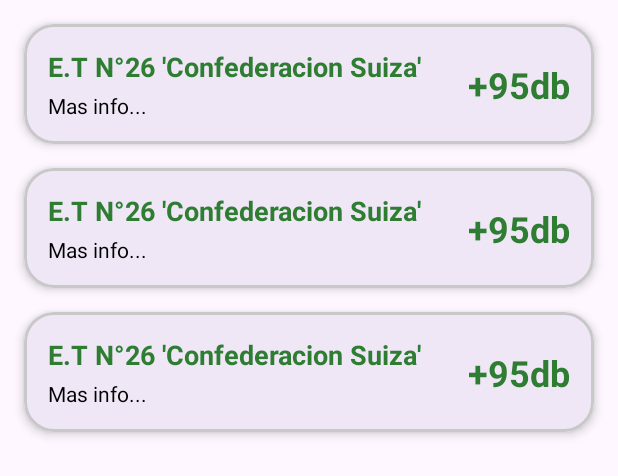
After one commit to SPYROBO/Alt-Suiza, an Android app: the layout fragment_escuelas_list.xml on its own in the app's theme, with its tools: preview values and no code run, on a phone screen of 412 x 824 dp. The commit adds this screen. Shown: the top 476 px of the screen. Run offline under Robolectric (Android 15) with nearby library versions, the phone set to English and light mode, and no system bars; network calls fail.

Commit message:
Subo cambios

```diff
--- /dev/null
+++ b/app/src/main/res/layout/fragment_escuelas_list.xml
@@ -0,0 +1,21 @@
+<?xml version="1.0" encoding="utf-8"?>
+
+<!-- SE ALINEAN LOS OBJETOS VERTICALMENTE -->
+
+<LinearLayout xmlns:android="http://schemas.android.com/apk/res/android"
+    xmlns:tools="http://schemas.android.com/tools"
+    android:layout_width="match_parent"
+    android:layout_height="match_parent"
+    android:orientation="vertical"
+    tools:context=".EscuelasListFragment">
+
+    <!-- CONTIENE UN RECYCLERVIEW encargado de mostrar la lista -->
+    <androidx.recyclerview.widget.RecyclerView
+        android:id="@+id/recycler_view_escuelas"
+        android:layout_width="match_parent"
+        android:layout_height="match_parent"
+        android:clipToPadding="false"
+        android:paddingVertical="8dp"
+        tools:listitem="@layout/item_escuela_card" />
+
+</LinearLayout>
--- a/app/src/main/res/layout/fragment_home.xml
+++ b/app/src/main/res/layout/fragment_home.xml
@@ -55,7 +55,7 @@
                 android:layout_marginTop="24dp"
                 android:backgroundTint="#62D3CB"
                 android:paddingVertical="12dp"
-                android:text="Ver Mapa de Ruido"
+                android:text="Ver escuelas de CABA"
                 app:cornerRadius="16dp" />
 
         </LinearLayout>
--- /dev/null
+++ b/app/src/main/res/layout/item_escuela_card.xml
@@ -0,0 +1,68 @@
+<?xml version="1.0" encoding="utf-8"?>
+<!-- Usamos CardView como contenedor principal -->
+<com.google.android.material.card.MaterialCardView xmlns:android="http://schemas.android.com/apk/res/android"
+    xmlns:app="http://schemas.android.com/apk/res-auto"
+    xmlns:tools="http://schemas.android.com/tools"
+    android:id="@+id/card_container"
+    android:layout_width="match_parent"
+    android:layout_height="wrap_content"
+    android:layout_marginHorizontal="16dp"
+    android:layout_marginVertical="8dp"
+    app:cardCornerRadius="20dp"
+    app:cardElevation="4dp"
+    app:strokeWidth="2dp"
+    app:strokeColor="#C8C8C8">
+
+    <!-- ConstraintLayout da flexibilidad para posicionar elementos -->
+    <androidx.constraintlayout.widget.ConstraintLayout
+        android:layout_width="match_parent"
+        android:layout_height="wrap_content"
+        android:padding="16dp">
+
+        <!-- Contenedor para el texto de la izquierda -->
+        <LinearLayout
+            android:id="@+id/linearLayoutInfo"
+            android:layout_width="0dp"
+            android:layout_height="wrap_content"
+            android:orientation="vertical"
+            android:layout_marginEnd="16dp"
+            app:layout_constraintStart_toStartOf="parent"
+            app:layout_constraintTop_toTopOf="parent"
+            app:layout_constraintBottom_toBottomOf="parent"
+            app:layout_constraintEnd_toStartOf="@+id/tv_decibelios">
+
+            <TextView
+                android:id="@+id/tv_nombre_escuela"
+                android:layout_width="wrap_content"
+                android:layout_height="wrap_content"
+                android:textColor="#2E7D32"
+                android:textSize="18sp"
+                android:textStyle="bold"
+                tools:text="E.T N°26 'Confederacion Suiza'" />
+
+            <TextView
+                android:id="@+id/tv_mas_info"
+                android:layout_width="wrap_content"
+                android:layout_height="wrap_content"
+                android:layout_marginTop="4dp"
+                android:text="Mas info..."
+                android:textColor="@android:color/black"
+                android:textSize="14sp" />
+        </LinearLayout>
+
+        <!-- Texto de los decibeles a la derecha -->
+        <TextView
+            android:id="@+id/tv_decibelios"
+            android:layout_width="wrap_content"
+            android:layout_height="wrap_content"
+            android:textColor="#2E7D32"
+            android:textSize="24sp"
+            android:textStyle="bold"
+            app:layout_constraintBottom_toBottomOf="parent"
+            app:layout_constraintEnd_toEndOf="parent"
+            app:layout_constraintTop_toTopOf="parent"
+            tools:text="+95db" />
+
+    </androidx.constraintlayout.widget.ConstraintLayout>
+
+</com.google.android.material.card.MaterialCardView>
--- a/app/src/main/res/menu/bottom_navigation_menu.xml
+++ b/app/src/main/res/menu/bottom_navigation_menu.xml
@@ -1,8 +1,7 @@
 <?xml version="1.0" encoding="utf-8"?>
 <menu xmlns:android="http://schemas.android.com/apk/res/android">
 
-    <item
-        android:id="@+id/homeFragment"
+    <item        android:id="@+id/homeFragment"
         android:icon="@drawable/ic_home"
         android:title="Inicio" />
 
--- a/build.gradle.kts
+++ b/build.gradle.kts
@@ -2,4 +2,6 @@
 plugins {
     alias(libs.plugins.android.application) apply false
     alias(libs.plugins.kotlin.android) apply false
+
+    alias(libs.plugins.navigation.safeargs.kotlin) apply false
 }
```
Also changed, not shown: app/build.gradle.kts (+30 -22 lines), app/src/main/AndroidManifest.xml (+5 -2 lines), app/src/main/java/com/example/alt_ruido/Escuela.kt (added, +21 -0 lines), app/src/main/java/com/example/alt_ruido/EscuelasAdapter.kt (added, +73 -0 lines), app/src/main/java/com/example/alt_ruido/EscuelasListFragment.kt (added, +64 -0 lines), app/src/main/java/com/example/alt_ruido/EscuelasViewModel.kt (added, +75 -0 lines), app/src/main/java/com/example/alt_ruido/FragmentEscuelaDetalle.kt (added, +106 -0 lines), app/src/main/java/com/example/alt_ruido/HomeFragment.kt (+8 -5 lines), app/src/main/java/com/example/alt_ruido/MainActivity.kt (+12 -3 lines), app/src/main/java/com/example/alt_ruido/VolleySingleton.kt (added, +28 -0 lines), app/src/main/res/layout/activity_main.xml (+16 -7 lines), app/src/main/res/layout/fragment_escuela_detalle.xml (added, +31 -0 lines), app/src/main/res/navigation/nav_graph.xml (+33 -3 lines), gradle/libs.versions.toml (+8 -1 lines).
